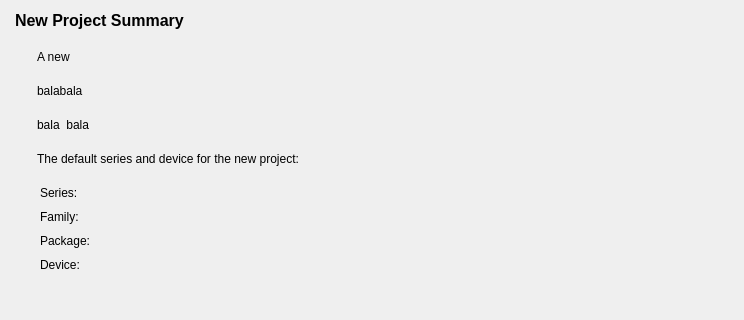
Qt form src/NewProject/summary_form.ui (os-fpga/FOEDAG) before a commit; both pictures show x 0 to 744 and y 0 to 320 of the 744 by 598 pixel window.
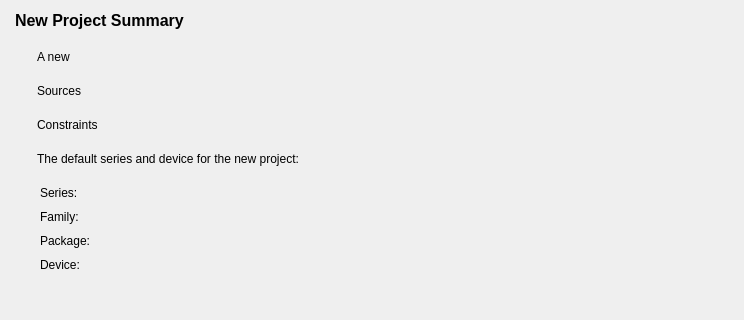
The same form after that commit.

Patch:
```diff
--- a/src/NewProject/summary_form.ui
+++ b/src/NewProject/summary_form.ui
@@ -85,7 +85,7 @@
      <item>
       <widget class="QLabel" name="m_labelSources">
        <property name="text">
-        <string>balabala</string>
+        <string>Sources</string>
        </property>
        <property name="textFormat">
         <enum>Qt::AutoText</enum>
@@ -112,7 +112,7 @@
      <item>
       <widget class="QLabel" name="m_labelConstraints">
        <property name="text">
-        <string>bala  bala</string>
+        <string>Constraints</string>
        </property>
       </widget>
      </item>
```
